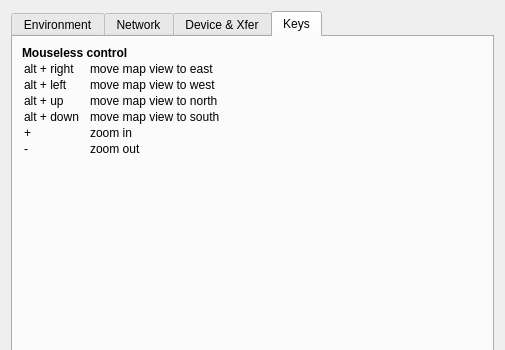
Old version of the form src/IDlgConfig.ui in the repository ntruchsess/QLandkarteGT; both pictures show x 0 to 505 and y 0 to 350 of the 505 by 524 pixel window.
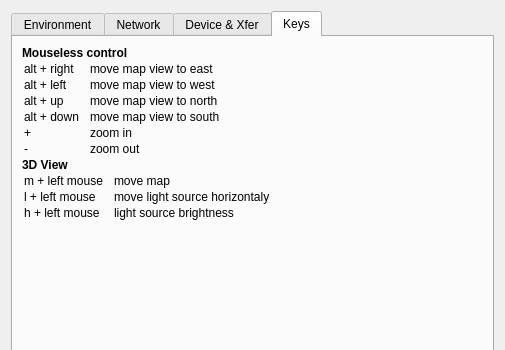
New version of the form. The open tabs and pages were chosen to show the change.

Diff of the .ui file:
```diff
--- a/src/IDlgConfig.ui
+++ b/src/IDlgConfig.ui
@@ -394,13 +394,12 @@
         <widget class="QLabel" name="label_2" >
          <property name="text" >
           <string>&lt;b>Mouseless control&lt;/b>
-&lt;table cellspacing='5px'>
-&lt;tr>&lt;td>alt + right&lt;/td>&lt;td>&amp;nbsp;&amp;nbsp;&lt;/td>&lt;td>move map view to east&lt;/td>
-&lt;tr>&lt;td>alt + left&lt;/td>&lt;td>&amp;nbsp;&amp;nbsp;&lt;/td>&lt;td>move map view to west&lt;/td>
-&lt;tr>&lt;td>alt + up&lt;/td>&lt;td>&amp;nbsp;&amp;nbsp;&lt;/td>&lt;td>move map view to north&lt;/td>
-&lt;tr>&lt;td>alt + down&lt;/td>&lt;td>&amp;nbsp;&amp;nbsp;&lt;/td>&lt;td>move map view to south&lt;/td>
-&lt;tr>&lt;td>+&lt;/td>&lt;td>&amp;nbsp;&amp;nbsp;&lt;/td>&lt;td>zoom in&lt;/td>
-&lt;tr>&lt;td>-&lt;/td>&lt;td>&amp;nbsp;&amp;nbsp;&lt;/td>&lt;td>zoom out&lt;/td>
+&lt;table>&lt;tr>&lt;td>alt + right&lt;/td>&lt;td>&amp;nbsp;&amp;nbsp;&lt;/td>&lt;td>move map view to east&lt;/td>&lt;tr>&lt;td>alt + left&lt;/td>&lt;td>&amp;nbsp;&amp;nbsp;&lt;/td>&lt;td>move map view to west&lt;/td>&lt;tr>&lt;td>alt + up&lt;/td>&lt;td>&amp;nbsp;&amp;nbsp;&lt;/td>&lt;td>move map view to north&lt;/td>&lt;tr>&lt;td>alt + down&lt;/td>&lt;td>&amp;nbsp;&amp;nbsp;&lt;/td>&lt;td>move map view to south&lt;/td>&lt;tr>&lt;td>+&lt;/td>&lt;td>&amp;nbsp;&amp;nbsp;&lt;/td>&lt;td>zoom in&lt;/td>&lt;tr>&lt;td>-&lt;/td>&lt;td>&amp;nbsp;&amp;nbsp;&lt;/td>&lt;td>zoom out&lt;/td>&lt;/table>
+&lt;b>3D View&lt;/b>
+&lt;table>
+&lt;tr>&lt;td>m + left mouse&lt;/td>&lt;td>&amp;nbsp;&amp;nbsp;&lt;/td>&lt;td>move map&lt;/td>
+&lt;tr>&lt;td>l + left mouse&lt;/td>&lt;td>&amp;nbsp;&amp;nbsp;&lt;/td>&lt;td>move light source horizontaly&lt;/td>
+&lt;tr>&lt;td>h + left mouse&lt;/td>&lt;td>&amp;nbsp;&amp;nbsp;&lt;/td>&lt;td>light source brightness&lt;/td>
 &lt;/table></string>
          </property>
          <property name="alignment" >
```
